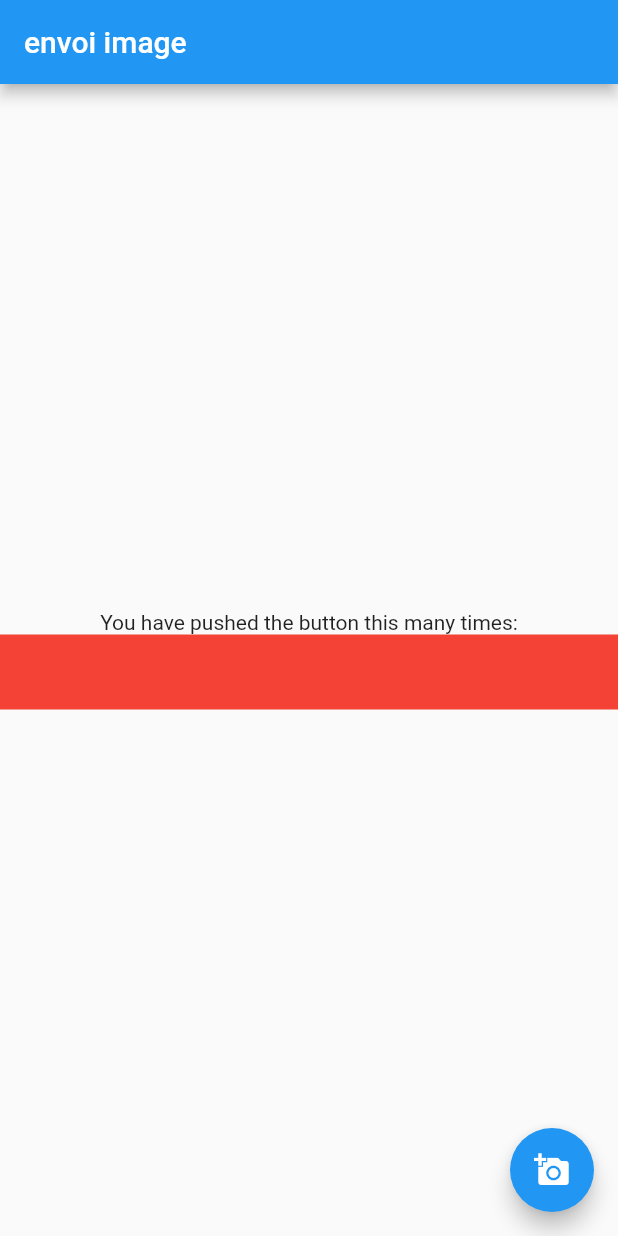
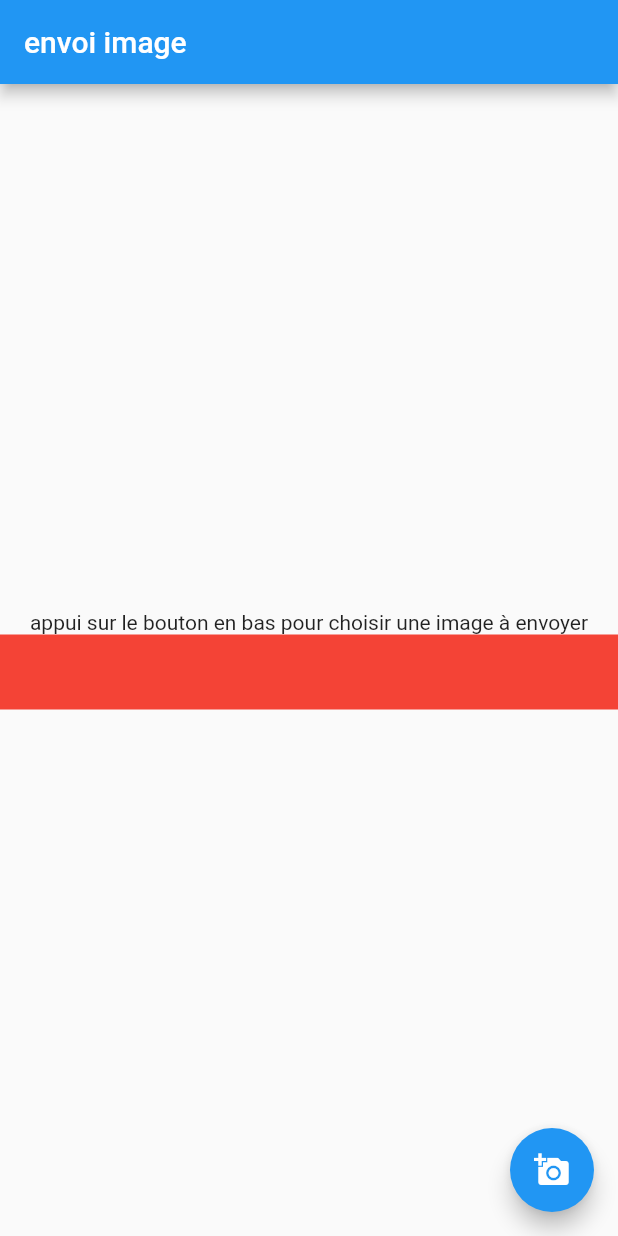
Before and after one commit to departement-info-cem/5N6-mobile-2-Ancien, a Flutter app: the screen it shows after launch, after a tap on the "add a photo" icon, on a phone screen of 412 x 824 dp. Run offline on Flutter 3.47's test engine with Material 2 defaults, Android fonts, the phone set to English and light mode, and no system bars; our stand-ins replace dio, flutter_slidable, image_picker.

Commit message:
Image envoi est pret pointe sur Heroku

```diff
--- a/image_envoi/lib/main.dart
+++ b/image_envoi/lib/main.dart
@@ -7,8 +7,10 @@ import 'package:image_picker/image_picker.dart';
 
 // TODO IOS necessite d'indiquer pourquoi on utilise les photos
 // le fichier a modifier est dans ios/Runner/Info.plist
-//
 // suivre https://stackoverflow.com/questions/39519773/nsphotolibraryusagedescription-key-must-be-present-in-info-plist-to-use-camera-r
+
+// important ne marche pas sur le simulator IOS mais marche sur les appareils
+// https://github.com/flutter/flutter/issues/71943
 
 void main() {
   runApp(MyApp());
@@ -32,64 +34,66 @@ class MyHomePage extends StatefulWidget {
 
 class _MyHomePageState extends State<MyHomePage> {
 
+  // TODO voir le pubspec.yaml pour la dependance
   final picker = ImagePicker();
 
+  // on met le fichier dans l'etat pour l'afficher dans la page
   var _imageFile = null;
 
   Future<String> sendPicture(int babyID, File file) async {
     FormData formData = FormData.fromMap({
+      // TODO on peut ajouter d'autres champs que le fichier d'ou le nom multipart
       "babyID": babyID,
+      // TODO on peut mettre le nom du fichier d'origine si necessaire
       "file" : await MultipartFile.fromFile(file.path ,filename: "image.jpg")
     });
-    var url = "https://localhost:8080/file";
+    // TODO changer la base de l'url pour l'endroit ou roule ton serveur
+    var url = "https://exercices-web.herokuapp.com/exos/fileasmultipart";
     var response = await Dio().post(url, data: formData);
     print(response.data);
     return "";
   }
 
   Future getImage() async {
+    print("ouverture du selecteur d'image");
     final pickedFile = await picker.getImage(source: ImageSource.gallery);
-
-    setState(() {
     if (pickedFile != null) {
+      print("l'image a ete choisie " + pickedFile.path.toString());
       _imageFile = File(pickedFile.path);
       setState(() {});
       // TODO envoi au server
+      print("debut de l'envoi , pensez a indiquer a l'utilisateur que ca charge " + DateTime.now().toString() );
       sendPicture(12, _imageFile).then(
               (res) {
             setState(() {
+              print("fin de l'envoi , pensez a indiquer a l'utilisateur que ca charge " + DateTime.now().toString() );
+
               // TODO mettre a jour interface graphique
             });
           }
       ).catchError(
               (err) {
+                // TODO afficher un message a l'utilisateur pas marche
             print(err);
           }
       );
-
     } else {
-        print('No image selected.');
+      print('Pas de choix effectue.');
     }
-    });
   }
 
   @override
   Widget build(BuildContext context) {
     return Scaffold(
       appBar: AppBar(
-        // Here we take the value from the MyHomePage object that was created by
-        // the App.build method, and use it to set our appbar title.
         title: Text('envoi image'),
       ),
-      body: Center(
-        // Center is a layout widget. It takes a single child and positions it
-        // in the middle of the parent.
-        child: Column(
+      body: Column(
 
         mainAxisAlignment: MainAxisAlignment.center,
         children: <Widget>[
           Text(
-              'You have pushed the button this many times:',
+            'appui sur le bouton en bas pour choisir une image à envoyer',
           ),
           _imageFile == null ?
           Container(color: Colors.red, height: 50,) :
@@ -97,17 +101,13 @@ class _MyHomePageState extends State<MyHomePage> {
             child: Image.file(_imageFile),
             height: 250,
           ),
-
-
         ],
-        ),
       ),
       floatingActionButton: FloatingActionButton(
         onPressed: getImage,
         tooltip: 'Pick Image',
         child: Icon(Icons.add_a_photo),
       ),
-       // This trailing comma makes auto-formatting nicer for build methods.
     );
   }
 }
```
Also changed, not shown: 2 other files. Lines whose indentation alone changed are shown as unchanged.
